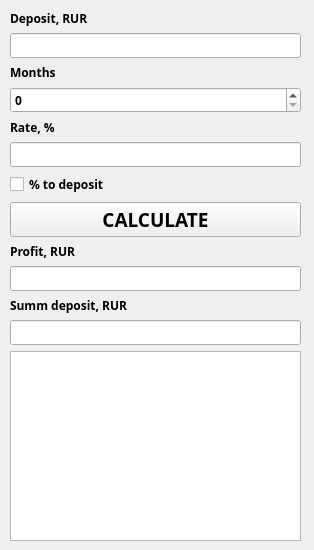
This is src/debit.ui in antinlay/CPP3_SmartCalc_v2.0-1 as Qt 5 draws it before an edit. The edited form follows.
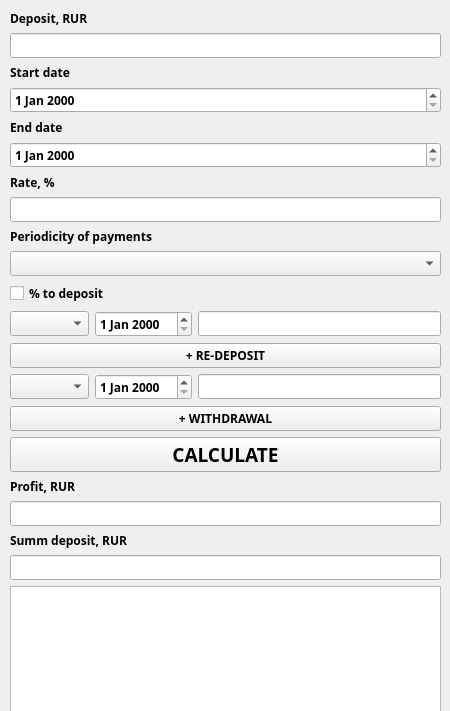
This is the edited form. Icons and pictures are not drawn.

Commit message: DEPOSIT DESIGN OK NEED FIX SHEDULE - QListWidget

```diff
--- a/src/debit.ui
+++ b/src/debit.ui
@@ -6,20 +6,20 @@
    <rect>
     <x>0</x>
     <y>0</y>
-    <width>314</width>
-    <height>550</height>
+    <width>450</width>
+    <height>711</height>
    </rect>
   </property>
   <property name="minimumSize">
    <size>
-    <width>314</width>
-    <height>550</height>
+    <width>450</width>
+    <height>711</height>
    </size>
   </property>
   <property name="maximumSize">
    <size>
-    <width>314</width>
-    <height>550</height>
+    <width>450</width>
+    <height>711</height>
    </size>
   </property>
   <property name="windowTitle">
@@ -34,8 +34,8 @@
     <rect>
      <x>10</x>
      <y>10</y>
-     <width>291</width>
-     <height>531</height>
+     <width>431</width>
+     <height>727</height>
     </rect>
    </property>
    <property name="font">
@@ -83,22 +83,31 @@
        </font>
       </property>
       <property name="text">
-       <string>Months</string>
+       <string>Start date</string>
       </property>
      </widget>
     </item>
     <item>
-     <widget class="QSpinBox" name="spinBox_months">
+     <widget class="QDateEdit" name="startDate"/>
+    </item>
+    <item>
+     <widget class="QLabel" name="labelEndDate">
       <property name="font">
        <font>
         <family>Arial Black</family>
         <bold>true</bold>
        </font>
       </property>
+      <property name="text">
+       <string>End date</string>
+      </property>
      </widget>
     </item>
     <item>
-     <widget class="QLabel" name="label_5">
+     <widget class="QDateEdit" name="endDate"/>
+    </item>
+    <item>
+     <widget class="QLabel" name="labelRate">
       <property name="font">
        <font>
         <family>Arial Black</family>
@@ -124,7 +133,17 @@
      </widget>
     </item>
     <item>
-     <widget class="QCheckBox" name="checkBox">
+     <widget class="QLabel" name="labelPeriod">
+      <property name="text">
+       <string>Periodicity of payments</string>
+      </property>
+     </widget>
+    </item>
+    <item>
+     <widget class="QComboBox" name="casePeriod"/>
+    </item>
+    <item>
+     <widget class="QCheckBox" name="capitalization">
       <property name="font">
        <font>
         <family>Arial Black</family>
@@ -137,7 +156,59 @@
      </widget>
     </item>
     <item>
-     <widget class="QPushButton" name="pushButtonDebit">
+     <layout class="QHBoxLayout" name="reDeposit">
+      <property name="spacing">
+       <number>-1</number>
+      </property>
+      <property name="topMargin">
+       <number>0</number>
+      </property>
+      <item>
+       <widget class="QComboBox" name="casePeriodDep"/>
+      </item>
+      <item>
+       <widget class="QDateEdit" name="depositDate"/>
+      </item>
+      <item>
+       <widget class="QLineEdit" name="summDep"/>
+      </item>
+     </layout>
+    </item>
+    <item>
+     <widget class="QPushButton" name="addDeposit">
+      <property name="text">
+       <string>+ RE-DEPOSIT</string>
+      </property>
+     </widget>
+    </item>
+    <item>
+     <layout class="QHBoxLayout" name="withdraw">
+      <property name="spacing">
+       <number>-1</number>
+      </property>
+      <property name="topMargin">
+       <number>0</number>
+      </property>
+      <item>
+       <widget class="QComboBox" name="casePeriodWithdraw"/>
+      </item>
+      <item>
+       <widget class="QDateEdit" name="withdrawDate"/>
+      </item>
+      <item>
+       <widget class="QLineEdit" name="summWithdraw"/>
+      </item>
+     </layout>
+    </item>
+    <item>
+     <widget class="QPushButton" name="addWithdraw">
+      <property name="text">
+       <string>+ WITHDRAWAL</string>
+      </property>
+     </widget>
+    </item>
+    <item>
+     <widget class="QPushButton" name="buttounCalculate">
       <property name="font">
        <font>
         <family>Arial Black</family>
```
Left out of the diff: 18 changed lines with no effect on the pictures. The commit also changes 2 other files.
